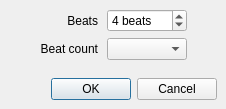
The window that src/GUI/measurePropertiesDialog.ui (Whatang/DrumBurp) describes before a commit, drawn with Qt 5.
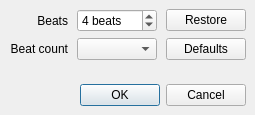
The same window after the commit.

Commit message: Change measure count from GUI.

The edit to the form file:
```diff
--- a/src/GUI/measurePropertiesDialog.ui
+++ b/src/GUI/measurePropertiesDialog.ui
@@ -6,8 +6,8 @@
    <rect>
     <x>0</x>
     <y>0</y>
-    <width>226</width>
-    <height>109</height>
+    <width>240</width>
+    <height>115</height>
    </rect>
   </property>
   <property name="contextMenuPolicy">
@@ -76,7 +76,7 @@
        </property>
       </widget>
      </item>
-     <item row="0" column="3">
+     <item row="0" column="5">
       <spacer name="horizontalSpacer_4">
        <property name="orientation">
         <enum>Qt::Horizontal</enum>
@@ -102,6 +102,20 @@
      <item row="1" column="2">
       <widget class="QComboBox" name="beatCountComboBox"/>
      </item>
+     <item row="0" column="6">
+      <widget class="QPushButton" name="restoreButton">
+       <property name="text">
+        <string>Restore</string>
+       </property>
+      </widget>
+     </item>
+     <item row="1" column="6">
+      <widget class="QPushButton" name="defaultButton">
+       <property name="text">
+        <string>Defaults</string>
+       </property>
+      </widget>
+     </item>
     </layout>
    </item>
    <item>
```
The commit also changes 10 other files.
